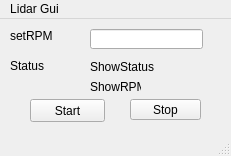
First picture: the form in GUI/lidarwindow.ui, repository madmilla/THO78-Roborescue, before the edit.
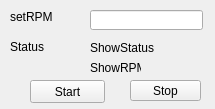
Second picture: the form after the edit.

The edit to the form file:
```diff
--- a/GUI/lidarwindow.ui
+++ b/GUI/lidarwindow.ui
@@ -6,8 +6,8 @@
    <rect>
     <x>0</x>
     <y>0</y>
-    <width>231</width>
-    <height>156</height>
+    <width>215</width>
+    <height>109</height>
    </rect>
   </property>
   <property name="windowTitle">
@@ -103,23 +103,6 @@
     </property>
    </widget>
   </widget>
-  <widget class="QMenuBar" name="menubar">
-   <property name="geometry">
-    <rect>
-     <x>0</x>
-     <y>0</y>
-     <width>231</width>
-     <height>21</height>
-    </rect>
-   </property>
-   <widget class="QMenu" name="menuLidar_Gui">
-    <property name="title">
-     <string>Lidar Gui</string>
-    </property>
-   </widget>
-   <addaction name="menuLidar_Gui"/>
-  </widget>
-  <widget class="QStatusBar" name="statusbar"/>
  </widget>
  <resources/>
  <connections/>
```
Left out of the diff: 4 changed lines with no effect on the pictures.
